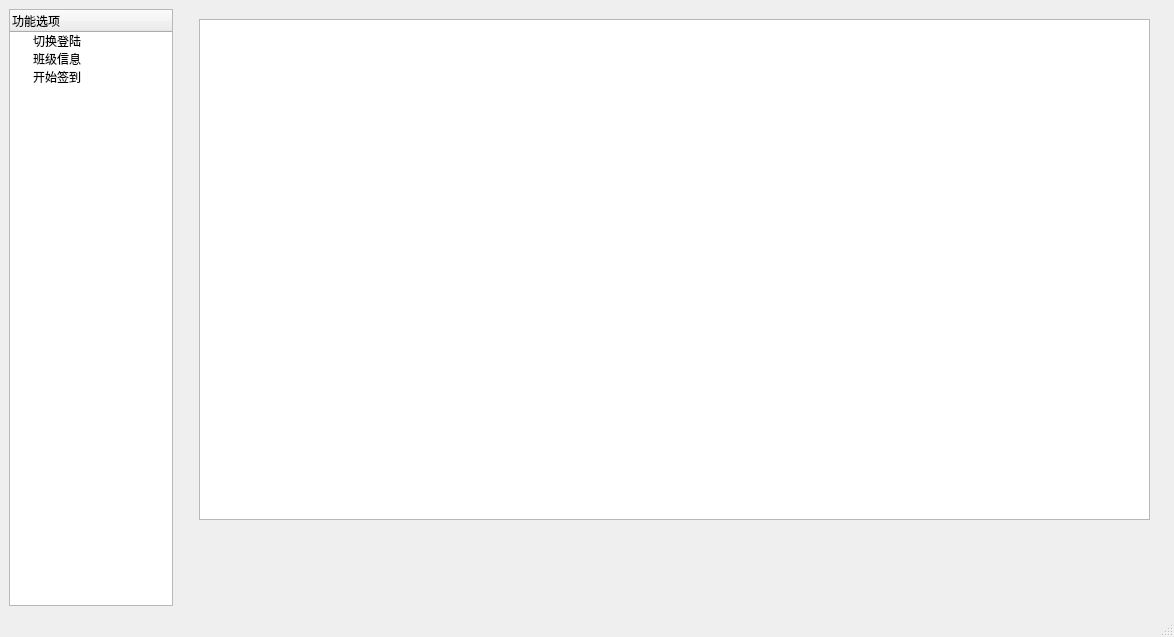
This is ui_creator/form.ui in epocode/attendance_system as Qt 5 draws it before an edit. The edited form follows.
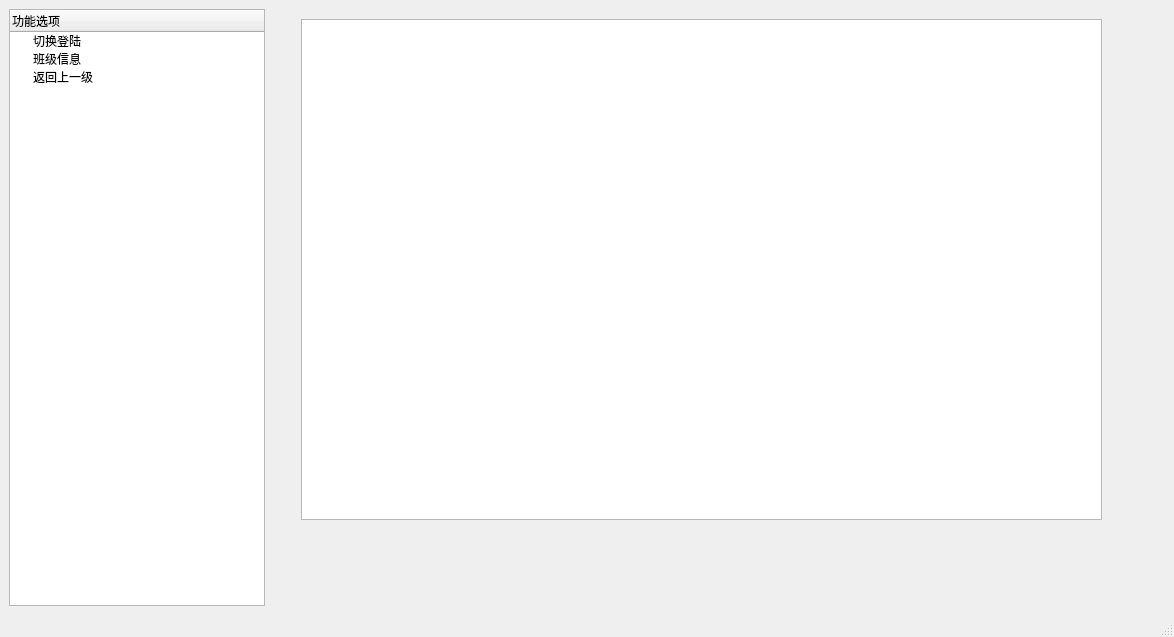
This is the edited form.

What changed in the file:
```diff
--- a/ui_creator/form.ui
+++ b/ui_creator/form.ui
@@ -14,7 +14,7 @@
    <string>MainWindow</string>
   </property>
   <widget class="QWidget" name="centralwidget">
-   <layout class="QHBoxLayout" name="horizontalLayout" stretch="1,6">
+   <layout class="QHBoxLayout" name="horizontalLayout" stretch="0,6">
     <item>
      <widget class="QTreeWidget" name="tree_widget">
       <column>
@@ -34,7 +34,7 @@
       </item>
       <item>
        <property name="text">
-        <string>开始签到</string>
+        <string>返回上一级</string>
        </property>
       </item>
      </widget>
@@ -45,7 +45,7 @@
        <string notr="true"/>
       </property>
       <property name="currentIndex">
-       <number>0</number>
+       <number>1</number>
       </property>
       <widget class="QWidget" name="page_home">
        <widget class="QTableView" name="table_view_course_teacher">
@@ -59,6 +59,18 @@
         </property>
        </widget>
       </widget>
+      <widget class="QWidget" name="page_course_detail">
+       <widget class="QTableView" name="table_view_course_detail">
+        <property name="geometry">
+         <rect>
+          <x>30</x>
+          <y>10</y>
+          <width>801</width>
+          <height>501</height>
+         </rect>
+        </property>
+       </widget>
+      </widget>
       <widget class="QWidget" name="page_face_detect">
        <widget class="QLabel" name="label_disp_video_2">
         <property name="geometry">
```
